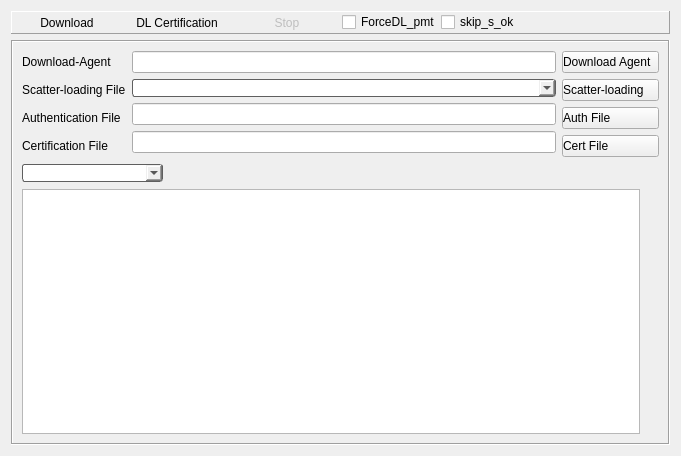
This is UI/forms/TabWidget/DownloadWidget.ui in manjusakalins/ft_1540_jl as Qt 5 draws it before an edit. The edited form follows.
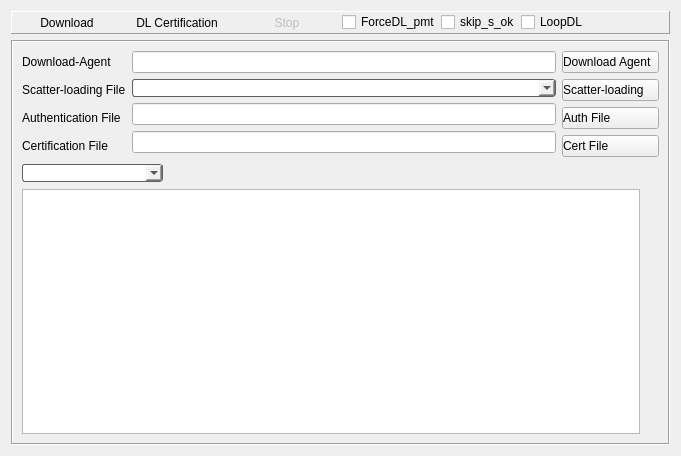
This is the edited form. Icons and pictures are not drawn.

Commit message: update_for_auto_loop_dl

```diff
--- a/UI/forms/TabWidget/DownloadWidget.ui
+++ b/UI/forms/TabWidget/DownloadWidget.ui
@@ -162,7 +162,7 @@
         </property>
        </widget>
       </item>
-      <item row="3" column="5">
+      <item row="3" column="6">
        <spacer name="horizontalSpacer">
         <property name="orientation">
          <enum>Qt::Horizontal</enum>
@@ -182,6 +182,13 @@
         </property>
        </widget>
       </item>
+      <item row="3" column="5">
+       <widget class="QCheckBox" name="loopDL_CheckBox">
+        <property name="text">
+         <string>LoopDL</string>
+        </property>
+       </widget>
+      </item>
      </layout>
     </widget>
    </item>
```
The commit also changes 2 other files.
